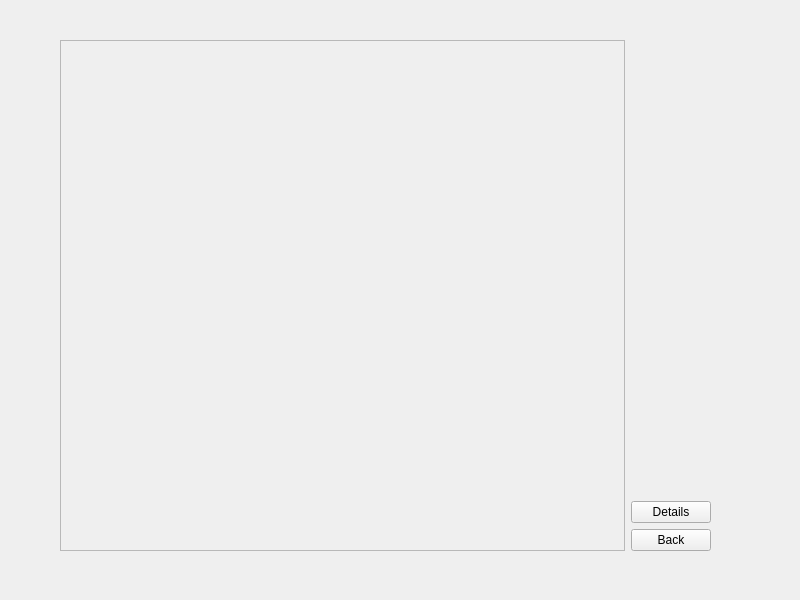
Old version of the form src/gui/handler/ui/ResultWidget.ui in the repository MaximilianFranz/hics.
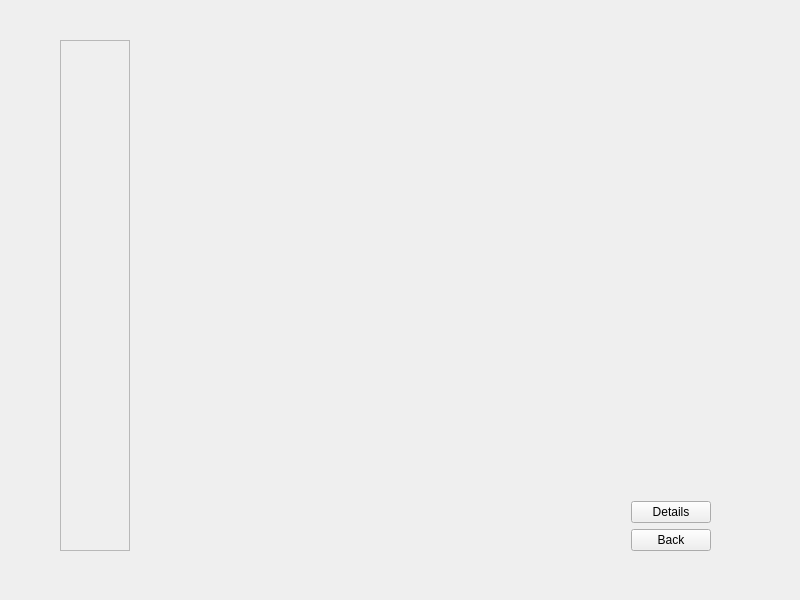
New version of the form.

Commit message: Implemented displaying the aggregated results.

```diff
--- a/src/gui/handler/ui/ResultWidget.ui
+++ b/src/gui/handler/ui/ResultWidget.ui
@@ -2,6 +2,9 @@
 <ui version="4.0">
  <class>ResultWidget</class>
  <widget class="QWidget" name="ResultWidget">
+  <property name="enabled">
+   <bool>true</bool>
+  </property>
   <property name="geometry">
    <rect>
     <x>0</x>
@@ -13,7 +16,7 @@
   <property name="windowTitle">
    <string>Form</string>
   </property>
-  <widget class="QWidget" name="">
+  <widget class="QWidget" name="layoutWidget">
    <property name="geometry">
     <rect>
      <x>60</x>
@@ -25,6 +28,12 @@
    <layout class="QHBoxLayout" name="mainQHBoxLayout">
     <item>
      <widget class="QScrollArea" name="imagesQScrollArea">
+      <property name="sizePolicy">
+       <sizepolicy hsizetype="Maximum" vsizetype="Expanding">
+        <horstretch>0</horstretch>
+        <verstretch>0</verstretch>
+       </sizepolicy>
+      </property>
       <property name="widgetResizable">
        <bool>true</bool>
       </property>
@@ -33,7 +42,7 @@
         <rect>
          <x>0</x>
          <y>0</y>
-         <width>554</width>
+         <width>76</width>
          <height>507</height>
         </rect>
        </property>
@@ -51,6 +60,32 @@
       </widget>
      </widget>
     </item>
+    <item>
+     <spacer name="horizontalSpacer">
+      <property name="orientation">
+       <enum>Qt::Horizontal</enum>
+      </property>
+      <property name="sizeHint" stdset="0">
+       <size>
+        <width>40</width>
+        <height>20</height>
+       </size>
+      </property>
+     </spacer>
+    </item>
+    <item>
+     <spacer name="horizontalSpacer_2">
+      <property name="orientation">
+       <enum>Qt::Horizontal</enum>
+      </property>
+      <property name="sizeHint" stdset="0">
+       <size>
+        <width>40</width>
+        <height>20</height>
+       </size>
+      </property>
+     </spacer>
+    </item>
     <item>
      <layout class="QVBoxLayout" name="verticalLayout">
       <item>
```
The commit also changes 1 other file.
